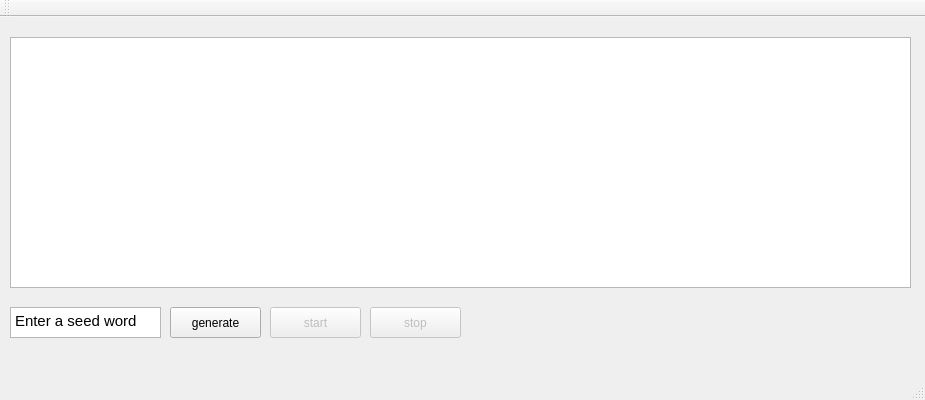
The window that interface/untitled/mainwindow.ui (Ri0S/poem_box) describes before a commit, drawn with Qt 5.
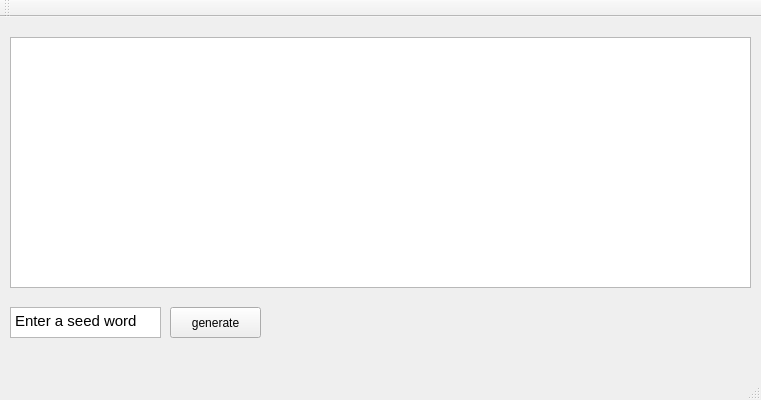
The same window after the commit.

Diff of the .ui file:
```diff
--- a/interface/untitled/mainwindow.ui
+++ b/interface/untitled/mainwindow.ui
@@ -6,7 +6,7 @@
    <rect>
     <x>0</x>
     <y>0</y>
-    <width>925</width>
+    <width>761</width>
     <height>400</height>
    </rect>
   </property>
@@ -14,22 +14,6 @@
    <string>MainWindow</string>
   </property>
   <widget class="QWidget" name="centralWidget">
-   <widget class="QPushButton" name="pushButton">
-    <property name="enabled">
-     <bool>false</bool>
-    </property>
-    <property name="geometry">
-     <rect>
-      <x>270</x>
-      <y>290</y>
-      <width>91</width>
-      <height>31</height>
-     </rect>
-    </property>
-    <property name="text">
-     <string>start</string>
-    </property>
-   </widget>
    <widget class="QPushButton" name="pushButton_2">
     <property name="geometry">
      <rect>
@@ -51,7 +35,7 @@
      <rect>
       <x>10</x>
       <y>20</y>
-      <width>901</width>
+      <width>741</width>
       <height>251</height>
      </rect>
     </property>
@@ -72,24 +56,8 @@
      <string>&lt;!DOCTYPE HTML PUBLIC &quot;-//W3C//DTD HTML 4.0//EN&quot; &quot;http://www.w3.org/TR/REC-html40/strict.dtd&quot;&gt;
 &lt;html&gt;&lt;head&gt;&lt;meta name=&quot;qrichtext&quot; content=&quot;1&quot; /&gt;&lt;style type=&quot;text/css&quot;&gt;
 p, li { white-space: pre-wrap; }
-&lt;/style&gt;&lt;/head&gt;&lt;body style=&quot; font-family:'Ubuntu'; font-size:11pt; font-weight:400; font-style:normal;&quot;&gt;
-&lt;p style=&quot; margin-top:0px; margin-bottom:0px; margin-left:0px; margin-right:0px; -qt-block-indent:0; text-indent:0px;&quot;&gt;Enter a seed word&lt;/p&gt;&lt;/body&gt;&lt;/html&gt;</string>
-    </property>
-   </widget>
-   <widget class="QPushButton" name="pushButton_3">
-    <property name="enabled">
-     <bool>false</bool>
-    </property>
-    <property name="geometry">
-     <rect>
-      <x>370</x>
-      <y>290</y>
-      <width>91</width>
-      <height>31</height>
-     </rect>
-    </property>
-    <property name="text">
-     <string>stop</string>
+&lt;/style&gt;&lt;/head&gt;&lt;body style=&quot; font-family:'Sans Serif'; font-size:9pt; font-weight:400; font-style:normal;&quot;&gt;
+&lt;p style=&quot; margin-top:0px; margin-bottom:0px; margin-left:0px; margin-right:0px; -qt-block-indent:0; text-indent:0px;&quot;&gt;&lt;span style=&quot; font-family:'Ubuntu'; font-size:11pt;&quot;&gt;Enter a seed word&lt;/span&gt;&lt;/p&gt;&lt;/body&gt;&lt;/html&gt;</string>
     </property>
    </widget>
   </widget>
```
Left out of the diff: 4 changed lines with no effect on the pictures.
